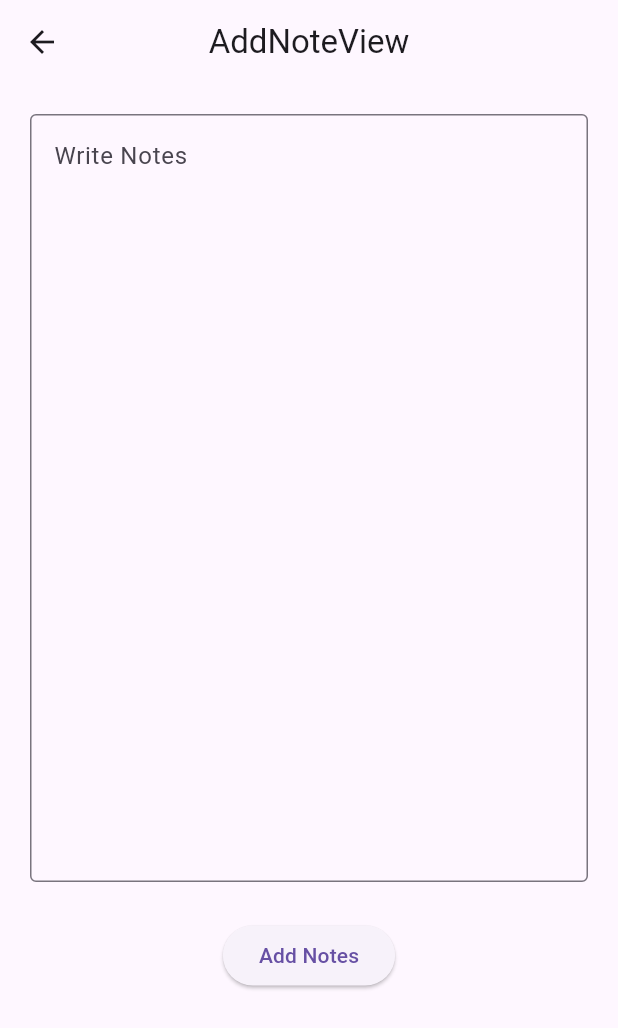
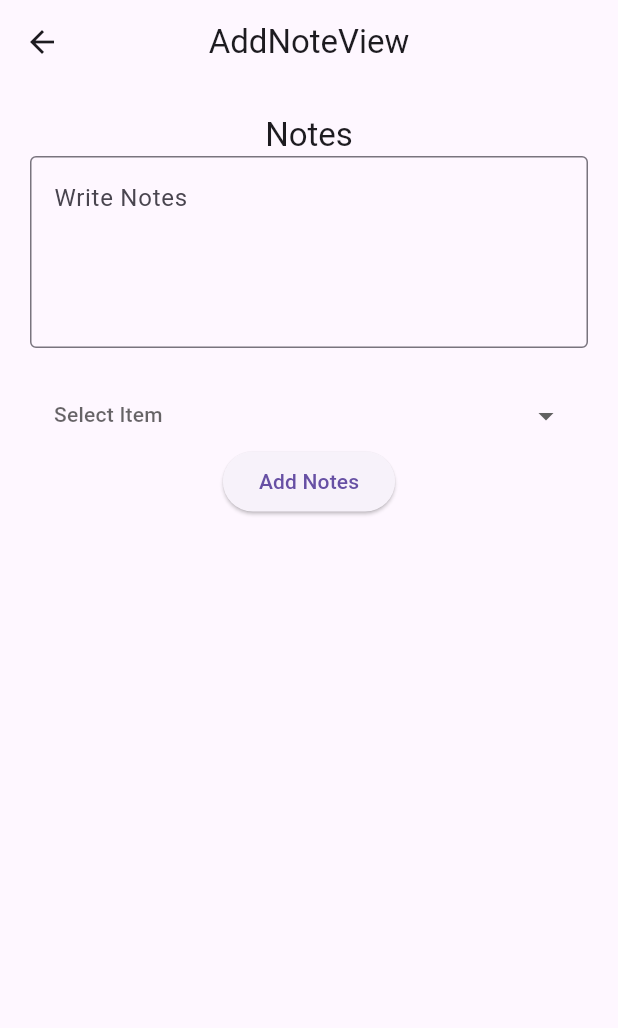
Before and after one commit to MhrzSohin/Notes-App, a Flutter app: the screen it shows after launch, after a tap on the "add" icon, on a phone screen of 412 x 824 dp. Shown: the top 1028 px of the screen. Run offline on Flutter 3.47's test engine with Material 3 defaults, Android fonts, the phone set to English and light mode, and no system bars; drawn by our look-alikes of dropdown_button2; our stand-ins replace get, get_storage, skeletonizer.

Commit message:
final commit

```diff
--- a/lib/app/modules/add_note/views/add_note_view.dart
+++ b/lib/app/modules/add_note/views/add_note_view.dart
@@ -1,6 +1,9 @@
+import 'package:dropdown_button2/dropdown_button2.dart';
 import 'package:flutter/material.dart';
 
 import 'package:get/get.dart';
+import 'package:get_storage/get_storage.dart';
+import 'package:notes_app/app/routes/app_pages.dart';
 
 import '../controllers/add_note_controller.dart';
 
@@ -14,22 +17,84 @@ class AddNoteView extends GetView<AddNoteController> {
         centerTitle: true,
       ),
       body: Container(
-        padding: EdgeInsets.all(20),
+        padding: const EdgeInsets.all(20),
         child: Column(
           children: [
+             Text("Notes",style: Get.textTheme.titleLarge,),
             TextFormField(
+              controller: controller.noteTextController,
+              maxLines: 4,
+                keyboardType:   TextInputType.multiline,
+                textInputAction: TextInputAction.done,
               decoration: InputDecoration(
                 hintText: "Write Notes",
+
                 border: OutlineInputBorder(
                   borderRadius: BorderRadius.circular(4),
                 ),
               ),
-              maxLines: 20,
+
             ),
-            SizedBox(
+            const SizedBox(
               height: 25,
             ),
-            ElevatedButton(onPressed: () {}, child: Text("Add Notes")),
+        Obx( () =>
+           DropdownButtonHideUnderline(
+          child: DropdownButton2<String>(
+            isExpanded: true,
+            hint: Text(
+              'Select Item',
+              style: TextStyle(
+                fontSize: 14,
+                color: Theme.of(context).hintColor,
+              ),
+            ),
+            items: ['HIGH','MEDIUM','LOW']
+                .map((String item) => DropdownMenuItem<String>(
+                      value: item,
+                      child: Text(
+                        item,
+                        style: const TextStyle(
+                          fontSize: 14,
+                        ),
+                      ),
+                    ))
+                .toList(),
+                value : controller.selectedValue.value,
+
+            onChanged: (String? value) {
+              controller.selectedValue.value = value;
+            },
+            buttonStyleData: ButtonStyleData(
+              padding: const EdgeInsets.symmetric(horizontal: 16),
+              height: 40,
+              width: Get.width,
+            ),
+            menuItemStyleData: const MenuItemStyleData(
+              height: 40,
+            ),
+          ),
+                ),
+        ),
+            ElevatedButton(onPressed: () {
+              GetStorage box = GetStorage();
+              var list = box.read('notes') ?? [];
+              var listPriority = box.read('priority') ?? [];
+              box.erase();
+              list.add(
+                controller.noteTextController.text.isEmpty ? 'Sample':controller.noteTextController.text,
+
+              );
+              listPriority.add(
+                 controller.selectedValue.value ?? 'HIGH',
+              );
+              box.write('notes', list);
+              box.write('priority', listPriority);
+              // box.erase();
+              Get.offAllNamed(Routes.HOME);
+
+            }, child: const Text("Add Notes"),
+            ),
           ],
         ),
       ),
--- a/lib/app/modules/home/controllers/home_controller.dart
+++ b/lib/app/modules/home/controllers/home_controller.dart
@@ -1,29 +1,33 @@
 import 'package:get/get.dart';
+import 'package:get_storage/get_storage.dart';
 
 class HomeController extends GetxController {
   //TODO: Implement HomeController
 
   final count = 0.obs;
-  var notes = [
-    {'note': 'This is note', 'priority': 'high'},
-    {'note': 'This is note', 'priority': 'medium'},
-    {'note': 'This is note', 'priority': 'low'},
-    {'note': 'This is note', 'priority': 'high'},
-  ].obs;
-  @override
-  void onInit() {
-    super.onInit();
-  }
-
+  var notes = [].obs;
   @override
   void onReady() {
+    GetStorage box = GetStorage();
+
+    var list = box.read('notes') as List? ?? [];
+    var listPriority = box.read('priority') ?? [];
+    List? notelist = [];
+    for (var i=0; i<list.length;i++){
+
+      notelist.add({'note':list[i],'priority':listPriority[i]});
+
+    }
+    print(notelist);
+
+    notes.value = notelist;
+
+
+
     super.onReady();
   }
 
-  @override
-  void onClose() {
-    super.onClose();
-  }
+
 
   void increment() => count.value++;
 }
--- a/lib/app/modules/home/views/home_view.dart
+++ b/lib/app/modules/home/views/home_view.dart
@@ -15,7 +15,7 @@ class HomeView extends GetView<HomeController> {
         title: const Text('Note'),
       ),
       body: Container(
-        padding: EdgeInsets.all(10),
+        padding: const EdgeInsets.all(10),
         child: Column(
           crossAxisAlignment: CrossAxisAlignment.start,
           children: [
@@ -29,7 +29,8 @@ class HomeView extends GetView<HomeController> {
             Expanded(
               child: Skeletonizer(
                 enabled: false,
-                child: ListView.separated(
+                child: Obx( () =>
+                ListView.separated(
                     itemCount: controller.notes.length,
                     itemBuilder: (context, index) {
                       var note = controller.notes[index];
@@ -37,15 +38,15 @@ class HomeView extends GetView<HomeController> {
                         key: UniqueKey(),
                         child: Card(
                           child: ListTile(
-                          leading: Icon(Icons.note_rounded),
+                            leading: const Icon(Icons.note_rounded),
                             title: Text(note['note'] ?? ' '),
                             trailing: Container(
                               height: 15,
                               width: 15,
                               decoration: BoxDecoration(
-                              color: (note['priority'] == 'high')
+                                color: (note['priority'] == 'HIGH')
                                     ? Colors.red
-                                  : (note['priority'] == 'medium')
+                                    : (note['priority'] == 'MEDIUM')
                                         ? Colors.yellow
                                         : Colors.green,
                                 shape: BoxShape.circle,
@@ -56,8 +57,9 @@ class HomeView extends GetView<HomeController> {
                       );
                     },
                     separatorBuilder: (BuildContext context, int index) {
-                    return SizedBox(height: 10);
+                      return const SizedBox(height: 10);
                     },
+                  ),
                 ),
               ),
             ),
@@ -68,7 +70,7 @@ class HomeView extends GetView<HomeController> {
         onPressed: () {
           Get.toNamed(Routes.ADD_NOTE);
         },
-        child: Icon(Icons.add),
+        child: const Icon(Icons.add),
       ),
     );
   }
--- a/lib/main.dart
+++ b/lib/main.dart
@@ -1,10 +1,12 @@
 import 'package:flutter/material.dart';
 
 import 'package:get/get.dart';
+import 'package:get_storage/get_storage.dart';
 
 import 'app/routes/app_pages.dart';
 
-void main() {
+void main() async{
+ await GetStorage.init();
   runApp(
     GetMaterialApp(
       title: "Application",
--- a/pubspec.yaml
+++ b/pubspec.yaml
@@ -37,6 +37,8 @@ dependencies:
   cupertino_icons: ^1.0.8
   get: ^4.6.6
   skeletonizer: ^1.4.2
+  get_storage: ^2.1.1
+  dropdown_button2: ^2.3.9
 
 dev_dependencies:
   flutter_test:
```
Also changed, not shown: lib/app/modules/add_note/controllers/add_note_controller.dart (+4 -12 lines), pubspec.lock, 1 other file. Lines whose indentation alone changed are shown as unchanged.
